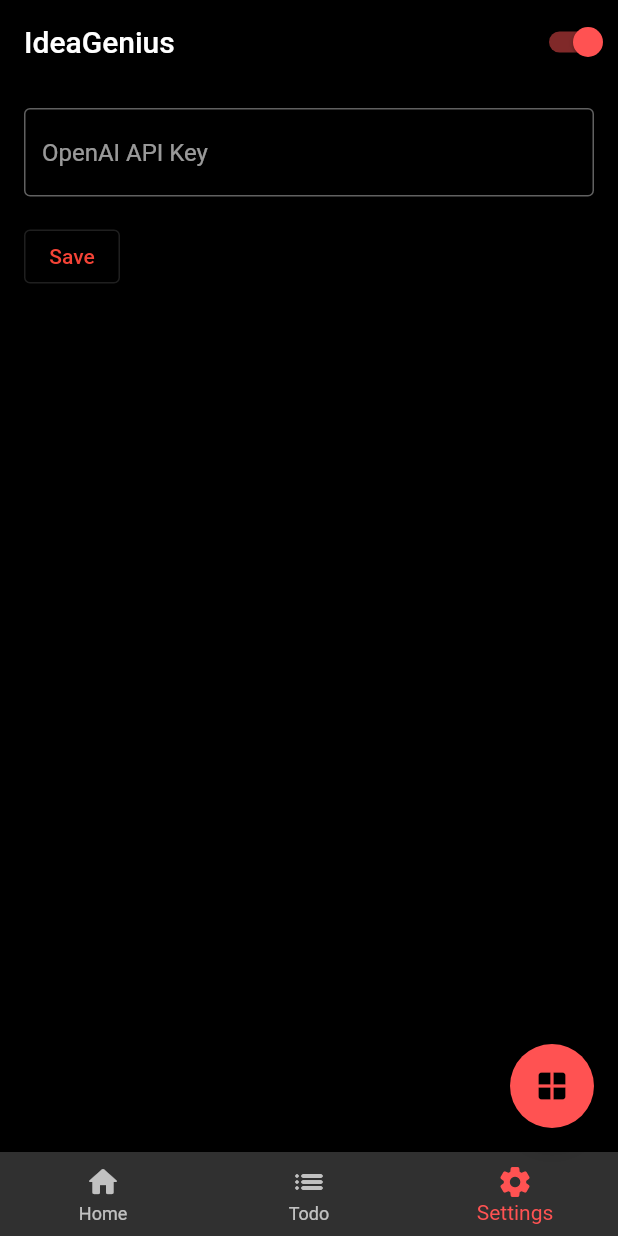
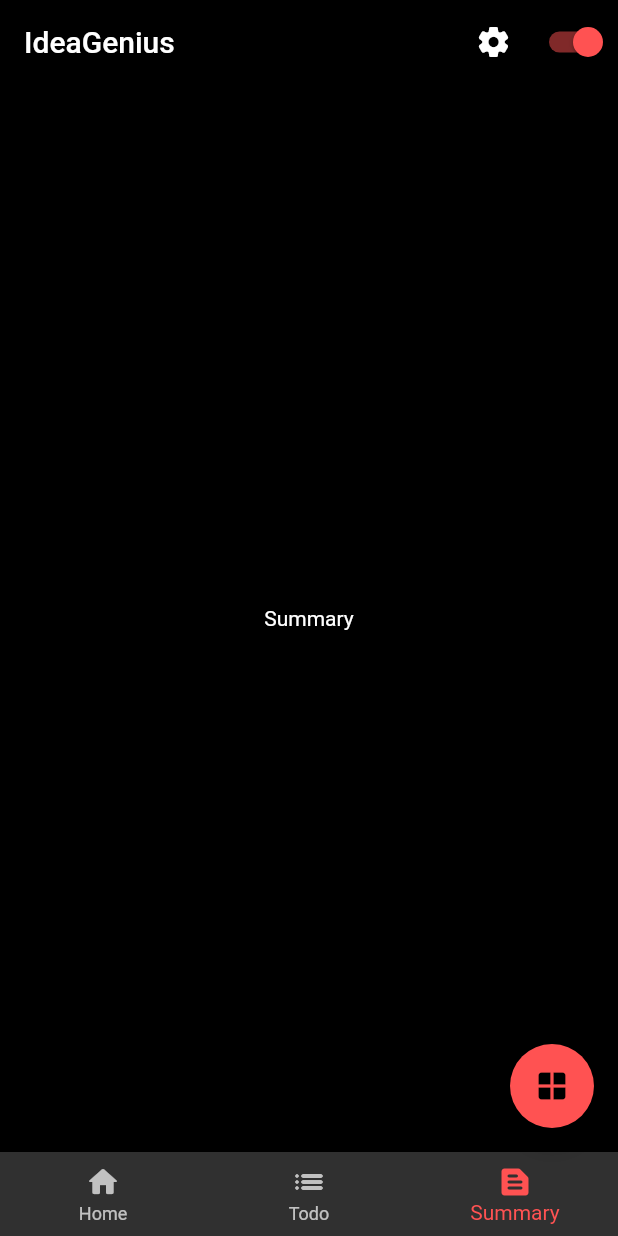
Before and after one commit to erxonxi/ideagenius, a Flutter app: the screen it shows after launch, item 3 of the bottom bar chosen, on a phone screen of 412 x 824 dp. Run offline on Flutter 3.47's test engine with Material 2 defaults, Android fonts, the phone set to English and light mode, and no system bars; drawn by our look-alikes of flutter_speed_dial; our stand-ins replace bloc, equatable, flutter_bloc.

Commit message:
:recycle: refactor views and theming

```diff
--- a/lib/components/speed_dial.dart
+++ b/lib/components/speed_dial.dart
@@ -132,9 +132,7 @@
                   controller: _thinkController,
                   minLines: 4,
                   maxLines: 64,
-                  decoration: const InputDecoration(
-                    labelText: "Content",
-                  ),
+                  decoration: const InputDecoration(labelText: "Content"),
                 ),
               ],
             ),
--- a/lib/main.dart
+++ b/lib/main.dart
@@ -28,7 +28,7 @@
                 theme == ThemeMode.dark ? ThemeMode.dark : ThemeMode.light,
             debugShowCheckedModeBanner: false,
             routes: {
-              "/create-note": (context) => const CreateNotePage(),
+              "/create-note": (context) => const CreateNoteScreen(),
             },
           );
         },
--- a/lib/screens/home/components/config_view.dart
+++ b/lib/screens/config_screen.dart
@@ -2,15 +2,15 @@
 
 import '../../../utils/config_storage.dart';
 
-class ConfigView extends StatefulWidget {
-  const ConfigView({Key? key}) : super(key: key);
+class ConfigScreen extends StatefulWidget {
+  const ConfigScreen({Key? key}) : super(key: key);
 
   @override
   // ignore: library_private_types_in_public_api
-  _ConfigViewState createState() => _ConfigViewState();
+  _ConfigScreenState createState() => _ConfigScreenState();
 }
 
-class _ConfigViewState extends State<ConfigView> {
+class _ConfigScreenState extends State<ConfigScreen> {
   Config _config = Config(openAiKey: "");
 
   final openApiKeyController = TextEditingController();
@@ -36,11 +36,13 @@
 
   @override
   Widget build(BuildContext context) {
-    return Padding(
-      padding: const EdgeInsets.all(16.0),
-      child: Column(
-        crossAxisAlignment: CrossAxisAlignment.start,
-        children: [
+    return Scaffold(
+      appBar: AppBar(
+        title: const Text("Config"),
+      ),
+      body: Padding(
+        padding: const EdgeInsets.all(16.0),
+        child: Column(crossAxisAlignment: CrossAxisAlignment.end, children: [
           TextFormField(
             controller: openApiKeyController,
             onChanged: (value) {
@@ -52,16 +54,28 @@
               fontSize: 16.0,
             ),
             decoration: const InputDecoration(
-              hintText: "OpenAI API Key",
-              border: OutlineInputBorder(),
+              labelText: "OpenAI API Key",
             ),
           ),
           const SizedBox(height: 16.0),
-          OutlinedButton(
+          FilledButton(
+            style: ButtonStyle(
+              padding: MaterialStateProperty.all(
+                const EdgeInsets.symmetric(
+                  vertical: 18.0,
+                  horizontal: 42.0,
+                ),
+              ),
+              shape: MaterialStateProperty.all(
+                RoundedRectangleBorder(
+                  borderRadius: BorderRadius.circular(8.0),
+                ),
+              ),
+            ),
             onPressed: _saveConfig,
             child: const Text("Save"),
           )
-        ],
+        ]),
       ),
     );
   }
--- a/lib/screens/home/components/home_bottom_navigator.dart
+++ b/lib/screens/home/components/home_bottom_navigator.dart
@@ -13,6 +13,9 @@
     return BlocBuilder<TabsBloc, int>(
       builder: (context, currentIndex) {
         return BottomNavigationBar(
+          selectedIconTheme: const IconThemeData(
+              // animation
+              ),
           currentIndex: currentIndex,
           onTap: (value) =>
               context.read<TabsBloc>().add(TabsChangeEvent(index: value)),
@@ -26,8 +29,8 @@
               label: "Todo",
             ),
             BottomNavigationBarItem(
-              icon: Icon(Icons.settings_rounded),
-              label: "Settings",
+              icon: Icon(Icons.text_snippet_rounded),
+              label: "Summary",
             ),
           ],
         );
--- a/lib/screens/home/components/home_tabs_view.dart
+++ b/lib/screens/home/components/home_tabs_view.dart
@@ -1,10 +1,11 @@
-import 'package:flutter/cupertino.dart';
+import 'package:flutter/material.dart';
 import 'package:flutter_bloc/flutter_bloc.dart';
-import 'package:ideagenis/screens/home/components/config_view.dart';
 
+import '../../../screens/home/views/summary_view.dart';
 import '../../../blocs/tabs/tabs_bloc.dart';
-import '../../../components/note_card.dart';
 import '../../../utils/notes_storage.dart';
+import '../views/home_view.dart';
+import '../views/todoes_view.dart';
 
 class HomeTabsView extends StatelessWidget {
   final List<Note> notes;
@@ -25,69 +26,11 @@
         return IndexedStack(
           index: currentIndex,
           children: [
-            LayoutBuilder(
-              builder: (BuildContext context, BoxConstraints constraints) {
-                Widget noteList;
-
-                if (constraints.maxWidth < 600) {
-                  noteList = Wrap(
-                    spacing: 8,
-                    runSpacing: 8,
-                    children: notes.map((note) {
-                      return NoteCard(
-                        onDelete: () => onNoteDelete(note),
-                        onTap: () => onNoteTap(note),
-                        color: Color(int.parse(note.color)),
-                        title: note.title,
-                        content: note.content,
-                        date: note.date,
-                      );
-                    }).toList(),
-                  );
-                } else {
-                  int crossAxisCount = 2;
-
-                  if (constraints.maxWidth > 900) {
-                    crossAxisCount = 3;
-                  }
-
-                  noteList = GridView.builder(
-                    gridDelegate: SliverGridDelegateWithFixedCrossAxisCount(
-                      crossAxisCount: crossAxisCount,
-                      crossAxisSpacing: 8,
-                      mainAxisSpacing: 8,
-                      childAspectRatio: MediaQuery.of(context).orientation ==
-                              Orientation.portrait
-                          ? 0.7
-                          : 1.5,
-                    ),
-                    padding: const EdgeInsets.all(8.0),
-                    itemCount: notes.length,
-                    itemBuilder: (context, index) {
-                      final note = notes[index];
-                      return NoteCard(
-                        onDelete: () => onNoteDelete(note),
-                        onTap: () => onNoteTap(note),
-                        color: Color(int.parse(note.color)),
-                        title: note.title,
-                        content: note.content,
-                        date: note.date,
-                      );
-                    },
-                  );
-                }
-
-                return Padding(
-                  padding: const EdgeInsets.all(8.0),
-                  child: noteList,
-                );
-              },
-            ),
-            const Center(
-              child: Text("Todo"),
-            ),
+            HomeView(
+                notes: notes, onNoteDelete: onNoteDelete, onNoteTap: onNoteTap),
+            const ToDoesView(),
             // Settings
-            const ConfigView()
+            const SummaryView()
           ],
         );
       },
--- a/lib/screens/home/home_screen.dart
+++ b/lib/screens/home/home_screen.dart
@@ -1,6 +1,7 @@
 import 'package:flutter/material.dart';
 import 'package:flutter_bloc/flutter_bloc.dart';
 
+import '../../screens/config_screen.dart';
 import '../../blocs/theme/theme_bloc.dart';
 import '../../components/speed_dial.dart';
 import '../../utils/notes_storage.dart';
@@ -37,6 +38,9 @@
           appBar: AppBar(
             title: const Text("IdeaGenius"),
             actions: [
+              IconButton(
+                  onPressed: _visitConfigPage,
+                  icon: const Icon(Icons.settings_rounded)),
               Switch(
                 value: state == ThemeMode.dark,
                 onChanged: (value) {
@@ -82,6 +86,15 @@
     );
   }
 
+  void _visitConfigPage() {
+    Navigator.push(
+      context,
+      MaterialPageRoute(
+        builder: (context) => const ConfigScreen(),
+      ),
+    );
+  }
+
   void themeListener() {
     if (mounted) {
       setState(() {});
--- /dev/null
+++ b/lib/screens/home/views/summary_view.dart
@@ -0,0 +1,14 @@
+import 'package:flutter/material.dart';
+
+class SummaryView extends StatelessWidget {
+  const SummaryView({
+    super.key,
+  });
+
+  @override
+  Widget build(BuildContext context) {
+    return const Center(
+      child: Text("Summary"),
+    );
+  }
+}
--- a/lib/theme/theme_consts.dart
+++ b/lib/theme/theme_consts.dart
@@ -13,6 +13,8 @@
     iconTheme: IconThemeData(color: Colors.black),
   ),
   textTheme: const TextTheme(),
+  inputDecorationTheme:
+      const InputDecorationTheme(border: OutlineInputBorder()),
 );
 
 ThemeData darkTheme = ThemeData(
@@ -28,4 +30,6 @@
     iconTheme: IconThemeData(color: Colors.white),
   ),
   textTheme: const TextTheme(),
+  inputDecorationTheme:
+      const InputDecorationTheme(border: OutlineInputBorder()),
 );
```
Also changed, not shown: lib/components/fade_indexed_stack.dart (added, +57 -0 lines), lib/screens/create_note.dart (+14 -11 lines), lib/screens/home/views/home_view.dart (added, +80 -0 lines), lib/screens/home/views/todoes_view.dart (added, +14 -0 lines).
